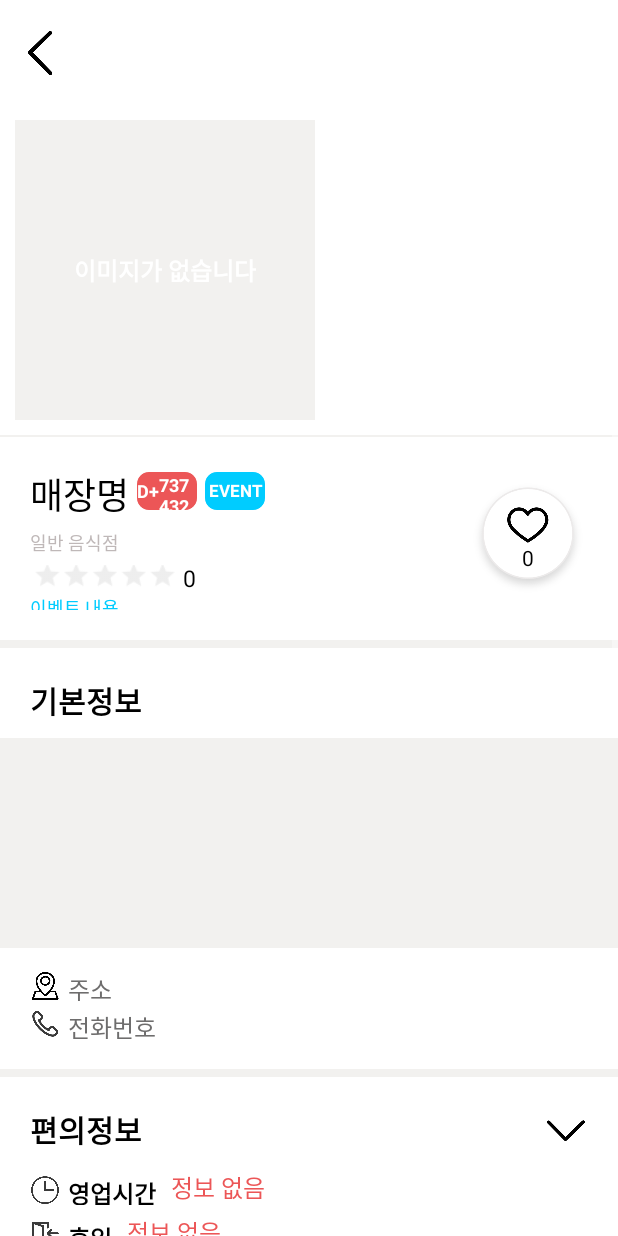
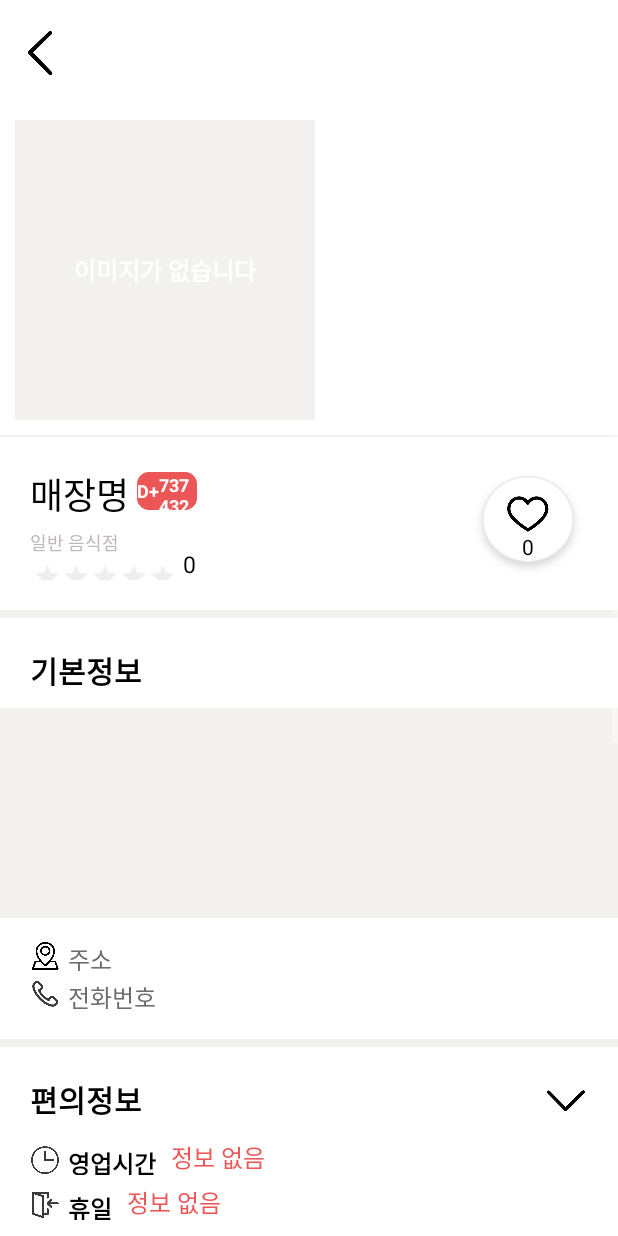
Before and after one commit to SnoopyKim/NewSikDang, an Android app: the RestaurantActivity screen opened directly, with no data from a screen before it, on a phone screen of 412 x 824 dp. Run offline under Robolectric (Android 15) with nearby library versions, the phone set to English and light mode, and no system bars; our stand-ins replace Firebase (no records; nobody signed in at launch, a user with empty details on screens opened directly); 5 statements that could not run were skipped.

Commit message:
event on/off & design changed
- manager should set event content

```diff
--- a/app/src/main/java/project/com/newsikdang/IntroActivity.java
+++ b/app/src/main/java/project/com/newsikdang/IntroActivity.java
@@ -99,7 +99,7 @@ public class IntroActivity extends AppCompatActivity {
             @Override
             public void onClick(View view) {
                 Intent intent = new Intent(IntroActivity.this,ManagerLoginActivity.class);
-                startActivityForResult(intent,LOGIN);
+                startActivityForResult(intent,MANAGER_LOGIN);
             }
         });
         tvManagerJoin = findViewById(R.id.tv_manager_join);
@@ -107,7 +107,7 @@ public class IntroActivity extends AppCompatActivity {
             @Override
             public void onClick(View view) {
                 Intent intent = new Intent(IntroActivity.this,ManagerJoinActivity.class);
-                startActivityForResult(intent,JOIN);
+                startActivityForResult(intent,MANAGER_JOIN);
             }
         });
 
--- a/app/src/main/java/project/com/newsikdang/RestaurantActivity.java
+++ b/app/src/main/java/project/com/newsikdang/RestaurantActivity.java
@@ -61,7 +61,7 @@ public class RestaurantActivity extends AppCompatActivity {
     RatingBar rbStar;
     TextView tvResName, tvCategory, tvResAddress, tvResPhone;
     TextView tvTime, tvTimeBreak, tvLastOrder, tvDayoff, tvParking, tvToilet;
-    TextView tvDate, tvHeart, tvReview;
+    TextView tvDate, tvHeart, tvReview, tvEvent, tvEventview;
 
     TextView tvReviewCnt;
     Button btnHeart, btnSimple, btnDetail;
@@ -116,6 +116,7 @@ public class RestaurantActivity extends AppCompatActivity {
                 intent.putExtra("toilet", tvToilet.getText());
                 intent.putExtra("menuList", menuList);
                 intent.putExtra("menuPhotoList", (ArrayList<String>)menuPhotoList);
+                intent.putExtra("event", tvEventview.getText());
                 startActivity(intent);
             }
         });
@@ -148,6 +149,9 @@ public class RestaurantActivity extends AppCompatActivity {
         tvDate = findViewById(R.id.tv_res_day);
         tvHeart = findViewById(R.id.tv_res_heart);
         tvReview = findViewById(R.id.tv_res_review_cnt);
+
+        tvEvent = findViewById(R.id.tv_res_event);
+        tvEventview = findViewById(R.id.tv_res_event_view);
 
         rlDetail = findViewById(R.id.rl_res_detail_view);
         rlMenu = findViewById(R.id.rl_res_menu_view);
@@ -290,6 +294,15 @@ public class RestaurantActivity extends AppCompatActivity {
                 if (dataSnapshot.child("star").exists()) {
                     rbStar.setRating(Float.valueOf(dataSnapshot.child("star").getValue().toString()));
                 } else { rbStar.setRating(0); }
+                if (dataSnapshot.child("event").exists()) {
+                    tvEventview.setText(dataSnapshot.child("event").getValue().toString());
+                    tvEventview.setVisibility(View.VISIBLE);
+                    tvEvent.setVisibility(View.VISIBLE);
+                } else {
+                    tvEventview.setText("");
+                    tvEventview.setVisibility(View.GONE);
+                    tvEvent.setVisibility(View.GONE);
+                }
                 if (dataSnapshot.child("tel").getValue().toString().equals("")) { tvResPhone.setText("정보 없음"); }
                 else { tvResPhone.setText(dataSnapshot.child("tel").getValue().toString()); }
                 if (dataSnapshot.child("detail").child("time").exists()) {
--- a/app/src/main/res/layout/activity_restaurant.xml
+++ b/app/src/main/res/layout/activity_restaurant.xml
@@ -82,7 +82,7 @@
         <RelativeLayout
             android:id="@+id/rl_res_title"
             android:layout_width="match_parent"
-            android:layout_height="135dp"
+            android:layout_height="115dp"
             android:layout_below="@+id/hsv_res_img"
             android:layout_marginTop="1dp"
             android:background="#FFFFFF"
@@ -140,7 +140,8 @@
                 android:text="EVENT"
                 android:textColor="@color/white"
                 android:textSize="11dp"
-                android:textStyle="bold" />
+                android:textStyle="bold"
+                android:visibility="gone"/>
 
             <TextView
                 android:id="@+id/tv_res_category"
@@ -178,15 +179,6 @@
                 android:textColor="#000000"
                 android:textSize="15dp" />
 
-            <TextView
-                android:id="@+id/tv_res_event_view"
-                android:layout_width="wrap_content"
-                android:layout_height="wrap_content"
-                android:layout_below="@+id/rb_res_star"
-                android:text="이벤트 내용"
-                android:textColor="@color/event_blue"
-                android:textSize="12dp"/>
-
             <RelativeLayout
                 android:id="@+id/rl_res_heart"
                 android:layout_width="80dp"
@@ -214,14 +206,25 @@
                     android:textColor="@color/black"
                     android:textSize="14dp" />
             </RelativeLayout>
+        </RelativeLayout>
 
-        </RelativeLayout>
+        <TextView
+            android:id="@+id/tv_res_event_view"
+            android:layout_width="match_parent"
+            android:layout_height="40dp"
+            android:layout_below="@+id/rl_res_title"
+            android:background="@color/event_blue"
+            android:gravity="center"
+            android:textStyle="bold"
+            android:textColor="@color/white"
+            android:textSize="16dp"
+            android:visibility="gone"/>
 
         <RelativeLayout
             android:id="@+id/rl_res_inform_basic"
             android:layout_width="match_parent"
             android:layout_height="wrap_content"
-            android:layout_below="@+id/rl_res_title"
+            android:layout_below="@+id/tv_res_event_view"
             android:layout_marginTop="5dp"
             android:background="@color/white"
             android:paddingTop="20dp"
```
Also changed, not shown: app/src/main/java/project/com/newsikdang/FourLike.java (+6 -2 lines), app/src/main/java/project/com/newsikdang/FourUnlike.java (+6 -2 lines), app/src/main/java/project/com/newsikdang/OneFragment.java (+6 -2 lines), app/src/main/java/project/com/newsikdang/Restaurant.java (+5 -12 lines), app/src/main/java/project/com/newsikdang/RestaurantAdapter.java (+3 -71 lines), app/src/main/java/project/com/newsikdang/SettingActivity.java (+26 -11 lines), app/src/main/res/layout/activity_setting.xml (+37 -2 lines).
